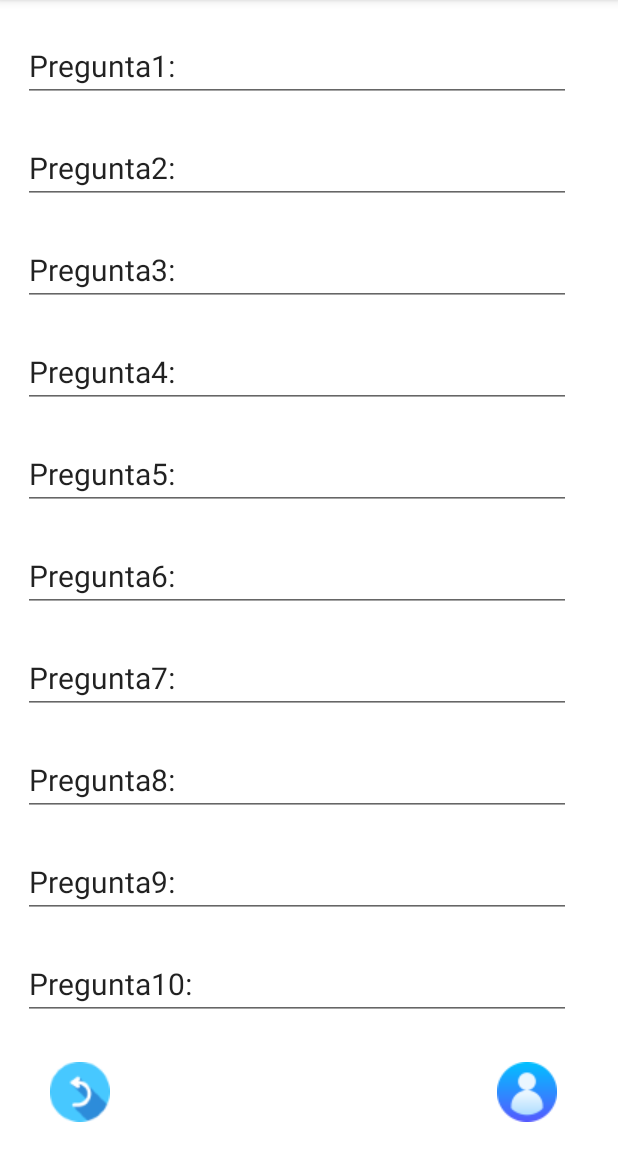
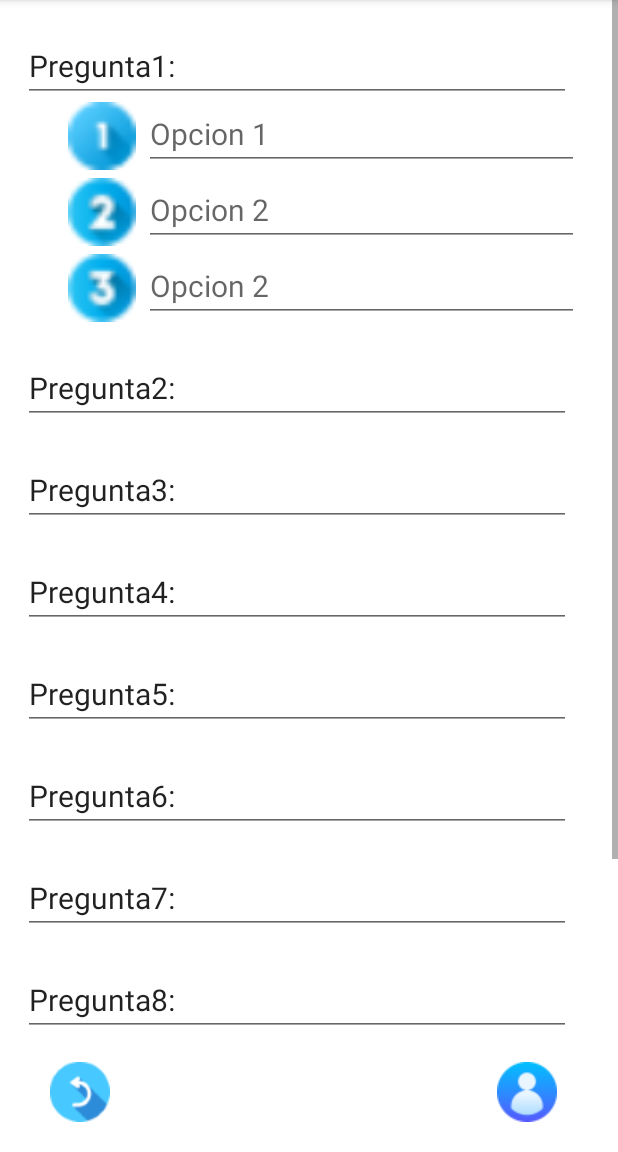
Before and after one commit to sergiorg03/TFG_GestionCursos, an Android app: the EditorCursos screen opened directly, with no data from a screen before it, on a phone screen of 412 x 824 dp, the part 84-1236 px from its top. Run offline under Robolectric (Android 15) with nearby library versions, the phone set to English and light mode, and no system bars; our stand-ins replace Volley; network calls fail; 3 statements that could not run were skipped.

Commit message:
Adde the editext for the options and started the EditorCursos.java file

```diff
--- a/app/GestorDeCursos/app/src/main/java/com/example/gestordecursos/EditorCursos.java
+++ b/app/GestorDeCursos/app/src/main/java/com/example/gestordecursos/EditorCursos.java
@@ -2,19 +2,116 @@ package com.example.gestordecursos;
 
 import androidx.appcompat.app.AppCompatActivity;
 
+import android.content.Intent;
 import android.os.Bundle;
+import android.view.View;
+import android.widget.EditText;
+import android.widget.RadioButton;
+import android.widget.RadioGroup;
+
+import com.android.volley.Request;
+import com.android.volley.RequestQueue;
+import com.android.volley.Response;
+import com.android.volley.VolleyError;
+import com.android.volley.toolbox.StringRequest;
+import com.android.volley.toolbox.Volley;
+
+import org.json.JSONArray;
+import org.json.JSONException;
+import org.json.JSONObject;
+
+import java.util.ArrayList;
+import java.util.HashMap;
+import java.util.List;
+import java.util.Map;
 
 /**
  *
- * Clase para mostrar los cursos de los gestores (editar, borrar)
+ * Clase para mostrar los cursos de los gestores (editar)
  *
  */
 public class EditorCursos extends AppCompatActivity {
 
     FuncionesVarias fv = new FuncionesVarias();
     String dni;
+    String id_curso;
     String clase;
     Class claseAnterior;
+
+    // Variables XML
+    EditText et_p1;
+    EditText et_p2;
+    EditText et_p3;
+    EditText et_p4;
+    EditText et_p5;
+    EditText et_p6;
+    EditText et_p7;
+    EditText et_p8;
+    EditText et_p9;
+    EditText et_p10;
+    // RadioGroups
+    RadioGroup grupo1;
+    RadioGroup grupo2;
+    RadioGroup grupo3;
+    RadioGroup grupo4;
+    RadioGroup grupo5;
+    RadioGroup grupo6;
+    RadioGroup grupo7;
+    RadioGroup grupo8;
+    RadioGroup grupo9;
+    RadioGroup grupo10;
+    // Opciones pregunta 1
+    RadioButton op1_p1;
+    RadioButton op2_p1;
+    RadioButton op3_p1;
+    // Opciones pregunta 2
+    RadioButton op1_p2;
+    RadioButton op2_p2;
+    RadioButton op3_p2;
+    // Opciones pregunta 3
+    RadioButton op1_p3;
+    RadioButton op2_p3;
+    RadioButton op3_p3;
+    // Opciones pregunta 4
+    RadioButton op1_p4;
+    RadioButton op2_p4;
+    RadioButton op3_p4;
+    // Opciones pregunta 5
+    RadioButton op1_p5;
+    RadioButton op2_p5;
+    RadioButton op3_p5;
+    // Opciones pregunta 6
+    RadioButton op1_p6;
+    RadioButton op2_p6;
+    RadioButton op3_p6;
+    // Opciones pregunta 7
+    RadioButton op1_p7;
+    RadioButton op2_p7;
+    RadioButton op3_p7;
+    // Opciones pregunta 8
+    RadioButton op1_p8;
+    RadioButton op2_p8;
+    RadioButton op3_p8;
+    // Opciones pregunta 9
+    RadioButton op1_p9;
+    RadioButton op2_p9;
+    RadioButton op3_p9;
+    // Opciones pregunta 10
+    RadioButton op1_p10;
+    RadioButton op2_p10;
+    RadioButton op3_p10;
+
+    // Variables para la obtencion de opcion correcta de la BD
+    int bd_opCor_p1;
+    int bd_opCor_p2;
+    int bd_opCor_p3;
+    int bd_opCor_p4;
+    int bd_opCor_p5;
+    int bd_opCor_p6;
+    int bd_opCor_p7;
+    int bd_opCor_p8;
+    int bd_opCor_p9;
+    int bd_opCor_p10;
 
     @Override
     protected void onCreate(Bundle savedInstanceState) {
@@ -22,7 +119,307 @@ public class EditorCursos extends AppCompatActivity {
         setContentView(R.layout.activity_editor_cursos);
 
         dni = getIntent().getStringExtra("dni");
+        id_curso = getIntent().getStringExtra("id_curso");
         clase = getIntent().getStringExtra("clase");
         claseAnterior = fv.obtenerClase(clase);
+
+        inicializarVariables();
+    }
+
+    /**
+     * Metodo para inicializar las variables de la clase
+     */
+    public void inicializarVariables(){
+        // Variables
+        et_p1   = findViewById(R.id.tv_ec_pregunta1);
+        et_p2   = findViewById(R.id.tv_ec_pregunta2);
+        et_p3   = findViewById(R.id.tv_ec_pregunta3);
+        et_p4   = findViewById(R.id.tv_ec_pregunta4);
+        et_p5   = findViewById(R.id.tv_ec_pregunta5);
+        et_p6   = findViewById(R.id.tv_ec_pregunta6);
+        et_p7   = findViewById(R.id.tv_ec_pregunta7);
+        et_p8   = findViewById(R.id.tv_ec_pregunta8);
+        et_p9   = findViewById(R.id.tv_ec_pregunta9);
+        et_p10  = findViewById(R.id.tv_ec_pregunta10);
+        /*grupo1  = findViewById(R.id.ec_g);
+        grupo2  = findViewById(R.id.ec_g);
+        grupo3  = findViewById(R.id.ec_g);
+        grupo4  = findViewById(R.id.ec_g);
+        grupo5  = findViewById(R.id.ec_g);
+        grupo6  = findViewById(R.id.ec_g);
+        grupo7  = findViewById(R.id.ec_g);
+        grupo8  = findViewById(R.id.ec_g);
+        grupo9  = findViewById(R.id.ec_g);
+        grupo10 = findViewById(R.id.ec_g);
+        // Asignamos los RadioButton a su rec
+        op1_p1  = findViewById(R.id.ec_op1_p1);
+        op2_p1  = findViewById(R.id.ec_op2_p1);
+        op3_p1  = findViewById(R.id.ec_op3_p1);
+        op1_p2  = findViewById(R.id.ec_op1_p2);
+        op2_p2  = findViewById(R.id.ec_op2_p2);
+        op3_p2  = findViewById(R.id.ec_op3_p2);
+        op1_p3  = findViewById(R.id.ec_op1_p3);
+        op2_p3  = findViewById(R.id.ec_op2_p3);
+        op3_p3  = findViewById(R.id.ec_op3_p3);
+        op1_p4  = findViewById(R.id.ec_op1_p4);
+        op2_p4  = findViewById(R.id.ec_op2_p4);
+        op3_p4  = findViewById(R.id.ec_op3_p4);
+        op1_p5  = findViewById(R.id.ec_op1_p5);
+        op2_p5  = findViewById(R.id.ec_op2_p5);
+        op3_p5  = findViewById(R.id.ec_op3_p5);
+        op1_p6  = findViewById(R.id.ec_op1_p6);
+        op2_p6  = findViewById(R.id.ec_op2_p6);
+        op3_p6  = findViewById(R.id.ec_op3_p6);
+        op1_p7  = findViewById(R.id.ec_op1_p7);
+        op2_p7  = findViewById(R.id.ec_op2_p7);
+        op3_p7  = findViewById(R.id.ec_op3_p7);
+        op1_p8  = findViewById(R.id.ec_op1_p8);
+        op2_p8  = findViewById(R.id.ec_op2_p8);
+        op3_p8  = findViewById(R.id.ec_op3_p8);
+        op1_p9  = findViewById(R.id.ec_op1_p9);
+        op2_p9  = findViewById(R.id.ec_op2_p9);
+        op3_p9  = findViewById(R.id.ec_op3_p9);
+        op1_p10 = findViewById(R.id.ec_op1_p10);
+        op2_p10 = findViewById(R.id.ec_op2_p10);
+        op3_p10 = findViewById(R.id.ec_op3_p10);*/
+
+        bd_opCor_p1     = -1;
+        bd_opCor_p2     = -1;
+        bd_opCor_p3     = -1;
+        bd_opCor_p4     = -1;
+        bd_opCor_p5     = -1;
+        bd_opCor_p6     = -1;
+        bd_opCor_p7     = -1;
+        bd_opCor_p8     = -1;
+        bd_opCor_p9     = -1;
+        bd_opCor_p10    = -1;
+
+        //Mostramos las preguntas
+        cargarPreguntas(id_curso);
+    }
+
+    /**
+     * Metodo para volver a la clase anterior
+     * @param v
+     */
+    public void volver(View v){
+        Intent i = new Intent(this, claseAnterior);
+        i.putExtra("dni", dni);
+        startActivity(i);
+        finish();
+    }
+
+    /**
+     * Metodo para dirigirnos al perfil del usuario
+     * @param v
+     */
+    public void perfil(View v){
+        Intent i = new Intent(this, Perfil.class);
+        i.putExtra("dni", dni);
+        i.putExtra("clase", clase);
+    }
+
+    public interface ConsultarDatos{
+        void onConsultaExitosa(Map<String[], List<String[]>> preguntas);
+        void onConsultaError(VolleyError e);
+    }
+
+    public void cargarPreguntas(String id_curso){
+        Map<String[], List<String[]>> preguntas = getPreguntas(new ConsultarDatos() {
+            @Override
+            public void onConsultaExitosa(Map<String[], List<String[]>> preguntas) {
+
+                for (String[] test: preguntas.keySet()) {
+
+                    //Var para obtener el id de la pregunta y el enunciado
+                    int id_preg = Integer.parseInt(test[0]);
+                    String enunciado_preg = test[1];
+
+                    // Variables para obtener las opciones de las preguntas
+                    // Opcion 1
+                    String id_op1 = preguntas.get(test).get(0)[0];
+                    String enun_op1 = preguntas.get(test).get(0)[1];
+                    String esCorrecta_op1 = preguntas.get(test).get(0)[2];
+                    // Opcion 2
+                    String id_op2 = preguntas.get(test).get(1)[0];
+                    String enun_op2 = preguntas.get(test).get(1)[1];
+                    String esCorrecta_op2 = preguntas.get(test).get(1)[2];
+                    // Opcion 3
+                    String id_op3 = preguntas.get(test).get(2)[0];
+                    String enun_op3 = preguntas.get(test).get(2)[1];
+                    String esCorrecta_op3 = preguntas.get(test).get(2)[2];
+
+                    switch (id_preg){
+                        case 1:
+                            et_p1.setText(enunciado_preg);
+                            op1_p1.setText("Opcion 1");
+                            op2_p1.setText("Opcion 2");
+                            op3_p1.setText("Opcion 3");
+                            bd_opCor_p1 = opcionCorrecta(esCorrecta_op1, esCorrecta_op2, esCorrecta_op3);
+                            break;
+                        case 2:
+                            et_p2.setText(enunciado_preg);
+                            op1_p2.setText("Opcion 1");
+                            op2_p2.setText("Opcion 2");
+                            op3_p2.setText("Opcion 3");
+                            bd_opCor_p2 = opcionCorrecta(esCorrecta_op1, esCorrecta_op2, esCorrecta_op3);
+                            break;
+                        case 3:
+                            et_p3.setText(enunciado_preg);
+                            op1_p3.setText("Opcion 1");
+                            op2_p3.setText("Opcion 2");
+                            op3_p3.setText("Opcion 3");
+                            bd_opCor_p3 = opcionCorrecta(esCorrecta_op1, esCorrecta_op2, esCorrecta_op3);
+                            break;
+                        case 4:
+                            et_p4.setText(enunciado_preg);
+                            op1_p4.setText("Opcion 1");
+                            op2_p4.setText("Opcion 2");
+                            op3_p4.setText("Opcion 3");
+                            bd_opCor_p4 = opcionCorrecta(esCorrecta_op1, esCorrecta_op2, esCorrecta_op3);
+                            break;
+                        case 5:
+                            et_p5.setText(enunciado_preg);
+                            op1_p5.setText("Opcion 1");
+                            op2_p5.setText("Opcion 2");
+                            op3_p5.setText("Opcion 3");
+                            bd_opCor_p5 = opcionCorrecta(esCorrecta_op1, esCorrecta_op2, esCorrecta_op3);
+                            break;
+                        case 6:
+                            et_p6.setText(enunciado_preg);
+                            op1_p6.setText("Opcion 1");
+                            op2_p6.setText("Opcion 2");
+                            op3_p6.setText("Opcion 3");
+                            bd_opCor_p6 = opcionCorrecta(esCorrecta_op1, esCorrecta_op2, esCorrecta_op3);
+                            break;
+                        case 7:
+                            et_p7.setText(enunciado_preg);
+                            op1_p7.setText("Opcion 1");
+                            op2_p7.setText("Opcion 2");
+                            op3_p7.setText("Opcion 3");
+                            bd_opCor_p7 = opcionCorrecta(esCorrecta_op1, esCorrecta_op2, esCorrecta_op3);
+                            break;
+                        case 8:
+                            et_p8.setText(enunciado_preg);
+                            op1_p8.setText("Opcion 1");
+                            op2_p8.setText("Opcion 2");
+                            op3_p8.setText("Opcion 3");
+                            bd_opCor_p8 = opcionCorrecta(esCorrecta_op1, esCorrecta_op2, esCorrecta_op3);
+                            break;
+                        case 9:
+                            et_p9.setText(enunciado_preg);
+                            op1_p9.setText("Opcion 1");
+                            op2_p9.setText("Opcion 2");
+                            op3_p9.setText("Opcion 3");
+                            bd_opCor_p9 = opcionCorrecta(esCorrecta_op1, esCorrecta_op2, esCorrecta_op3);
+                            break;
+                        case 10:
+                            et_p10.setText(enunciado_preg);
+                            op1_p10.setText("Opcion 1");
+                            op2_p10.setText("Opcion 2");
+                            op3_p10.setText("Opcion 3");
+                            bd_opCor_p10 = opcionCorrecta(esCorrecta_op1, esCorrecta_op2, esCorrecta_op3);
+                            break;
+                    }
+                }
+            }
+
+            @Override
+            public void onConsultaError(VolleyError e) {
+                fv.mostrarMensaje(EditorCursos.this, "No se pudieron recopilar datos. ");
+            }
+        });
+    }
+
+    /**
+     * Metodo para obtener las preguntas de la base de datos
+     * @param cd
+     * @return -- Mapa con las preguntas y sus opciones
+     */
+    public Map<String[], List<String[]>> getPreguntas(ConsultarDatos cd){
+
+        final String URL = "http://"+getString(R.string.ip)+"/tfg/app/API/getTest.php?idCurso="+id_curso;
+
+        RequestQueue rq = Volley.newRequestQueue(this);
+
+        Map<String[], List<String[]>> test = new HashMap<>();
+
+        StringRequest sr = new StringRequest(Request.Method.GET, URL,
+                new Response.Listener<String>() {
+                    @Override
+                    public void onResponse(String response) {
+                        try {
+                            JSONArray ja = new JSONArray(response);
+
+                            for (int i = 0; i < ja.length(); i = i + 2) {
+                                JSONArray ja_preguntas = ja.getJSONArray(i);
+                                JSONArray ja_opciones = ja.getJSONArray(i + 1);
+
+                                String[] pregunta = new String[2];
+                                for (int j = 0; j < ja_preguntas.length(); j++) {
+                                    JSONObject json = ja_preguntas.getJSONObject(j);
+
+                                    pregunta[0] = json.getString("id_pregunta");
+                                    pregunta[1] = json.getString("enunciado_preguntas");
+
+                                }
+
+                                List<String[]> Lista_opciones = new ArrayList<>();
+                                for (int j = 0; j < ja_opciones.length(); j++) {
+                                    JSONObject json = ja_opciones.getJSONObject(j);
+                                    String[] opciones = new String[3];
+                                    opciones[0] = json.getString("id_respuesta");
+                                    opciones[1] = json.getString("opcion_respuesta");
+                                    opciones[2] = json.getString("esCorrecta_respuesta");
+                                    Lista_opciones.add(opciones);
+
+                                }
+                                test.put(pregunta, Lista_opciones);
+                            }
+
+                            // Añadimos el mapa con los valores
+                            cd.onConsultaExitosa(test);
+                        } catch (JSONException jsone) {
+                            jsone.printStackTrace();
+                        }
+                    }
+                },
+                new Response.ErrorListener() {
+                        @Override
+                        public void onErrorResponse(VolleyError error) {
+                            cd.onConsultaError(error);
+                        }
+                    }
+                    );
+
+        // Añadimos la StringRequest a la cola
+        rq.add(sr);
+
+        //Devolvemos el test.
+        return test;
+    }
+
+    /**
+     * Metodo para asignar la opcion correcta
+     * @param op1
+     * @param op2
+     * @param op3
+     * @return -- Opcion correcta
+     */
+    public int opcionCorrecta(String op1, String op2, String op3){
+        int respuesta = 0;
+        if (op1.equalsIgnoreCase("1")){
+            respuesta = 1;
+        }else{
+            if (op2.equalsIgnoreCase("1")){
+                respuesta = 2;
+            }else {
+                if (op3.equalsIgnoreCase("1")){
+                    respuesta = 3;
+                }
+            }
+        }
+        System.out.println(respuesta);
+        return respuesta;
     }
 }
--- a/app/GestorDeCursos/app/src/main/res/layout/activity_editor_cursos.xml
+++ b/app/GestorDeCursos/app/src/main/res/layout/activity_editor_cursos.xml
@@ -35,6 +35,82 @@
                 android:focusedByDefault="false"
                 android:text="Pregunta1: "
                 android:textSize="20sp" />
+
+            <LinearLayout
+                android:layout_width="match_parent"
+                android:layout_height="match_parent"
+                android:orientation="horizontal">
+                <ImageView
+                    android:id="@+id/imageView1"
+                    android:layout_width="45dp"
+                    android:layout_height="45dp"
+                    android:layout_marginLeft="2dp"
+                    android:layout_marginStart="45dp"
+                    android:layout_marginEnd="5dp"
+                    app:srcCompat="@drawable/numero1"/>
+                <EditText
+                    android:id="@+id/tv_ec_op1_p1"
+                    android:layout_width="290dp"
+                    android:layout_height="45dp"
+                    android:editable="false"
+                    android:enabled="true"
+                    android:focusableInTouchMode="false"
+                    android:focusedByDefault="false"
+                    android:hint="Opcion 1 "
+                    android:textSize="20sp" />
+            </LinearLayout>
+
+            <LinearLayout
+                android:layout_width="match_parent"
+                android:layout_height="match_parent"
+                android:orientation="horizontal">
+                <ImageView
+                    android:id="@+id/imageView2"
+                    android:layout_width="45dp"
+                    android:layout_height="45dp"
+                    android:layout_marginTop="5dp"
+                    android:layout_marginLeft="2dp"
+                    android:layout_marginStart="45dp"
+                    android:layout_marginEnd="5dp"
+                    app:srcCompat="@drawable/numero2"/>
+                <EditText
+                    android:id="@+id/tv_ec_op2_p1"
+                    android:layout_width="290dp"
+                    android:layout_height="45dp"
+                    android:editable="false"
+                    android:enabled="true"
+                    android:layout_marginTop="5dp"
+                    android:focusableInTouchMode="false"
+                    android:focusedByDefault="false"
+                    android:hint="Opcion 2 "
+                    android:textSize="20sp" />
+            </LinearLayout>
+
+            <LinearLayout
+                android:layout_width="match_parent"
+                android:layout_height="match_parent"
+                android:orientation="horizontal">
+                <ImageView
+                    android:id="@+id/imageView3"
+                    android:layout_width="45dp"
+                    android:layout_height="45dp"
+                    android:layout_marginTop="5dp"
+                    android:layout_marginLeft="2dp"
+                    android:layout_marginStart="45dp"
+                    android:layout_marginEnd="5dp"
+                    app:srcCompat="@drawable/numero3" />
+                <EditText
+                    android:id="@+id/tv_ec_op3_p1"
+                    android:layout_width="290dp"
+                    android:layout_height="45dp"
+                    android:editable="false"
+                    android:enabled="true"
+                    android:layout_marginTop="5dp"
+                    android:focusableInTouchMode="false"
+                    android:focusedByDefault="false"
+                    android:hint="Opcion 2 "
+                    android:textSize="20sp" />
+            </LinearLayout>
 
             <!-- Pregunta 2 -->
             <EditText
@@ -168,7 +244,7 @@
 
     <!-- Boton de vuelta a la clase anterior -->
     <ImageView
-        android:id="@+id/imageView2"
+        android:id="@+id/atra"
         android:layout_width="wrap_content"
         android:layout_height="wrap_content"
         android:layout_marginStart="33dp"
@@ -188,6 +264,6 @@
         android:onClick="perfil"
         app:layout_constraintBottom_toBottomOf="parent"
         app:layout_constraintEnd_toEndOf="parent"
-        app:layout_constraintStart_toEndOf="@+id/imageView2"
+        app:layout_constraintStart_toEndOf="@+id/atra"
         app:srcCompat="@drawable/usuario" />
 </androidx.constraintlayout.widget.ConstraintLayout>
```
Also changed, not shown: app/GestorDeCursos/app/src/main/java/com/example/gestordecursos/cursosGestores.java (+36 -15 lines), app/GestorDeCursos/app/src/main/res/drawable/numero1.png (added), app/GestorDeCursos/app/src/main/res/drawable/numero2.png (added), app/GestorDeCursos/app/src/main/res/drawable/numero3.png (added).
